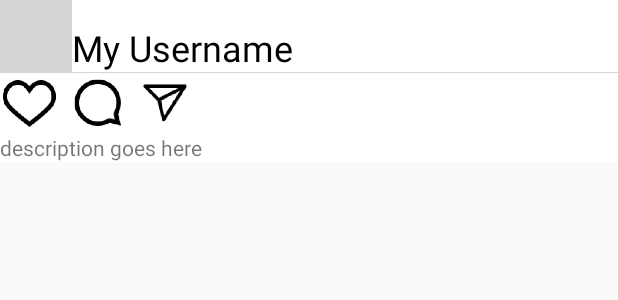
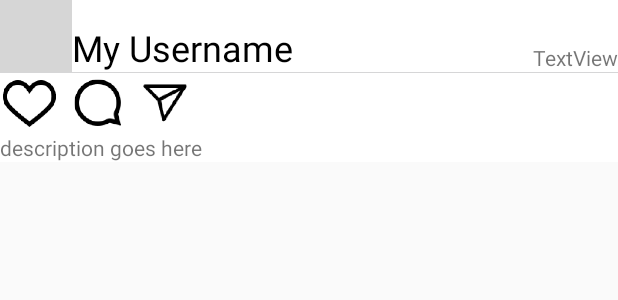
Before and after one commit to jkatkins/Parstagram, an Android app: the layout item_post.xml on its own in the app's theme, with its tools: preview values and no code run, on a phone screen of 412 x 824 dp. Shown: the top 300 px of the screen. Run offline under Robolectric (Android 15) with nearby library versions, the phone set to English and light mode, and no system bars; grey boxes are pictures that could not be loaded.

Commit message:
Visual fixes, added creation date to posts

```diff
--- a/app/src/main/java/com/example/parstagram/PostsAdapter.java
+++ b/app/src/main/java/com/example/parstagram/PostsAdapter.java
@@ -73,6 +73,7 @@ public class PostsAdapter extends RecyclerView.Adapter<PostsAdapter.ViewHolder>
         private ImageView ivImage;
         private TextView tvDescription;
         private ImageView ivProfilePicture;
+        private TextView tvCreatedDate;
         public Post currentPost;
 
         public ViewHolder(@NonNull View itemView) {
@@ -81,6 +82,7 @@ public class PostsAdapter extends RecyclerView.Adapter<PostsAdapter.ViewHolder>
             ivImage = itemView.findViewById(R.id.ivImage);
             tvDescription = itemView.findViewById(R.id.tvDescription);
             ivProfilePicture = itemView.findViewById(R.id.ivProfilePicture);
+            tvCreatedDate = itemView.findViewById(R.id.tvCreatedDate);
             itemView.setOnClickListener(new View.OnClickListener() {
                 @Override
                 public void onClick(View view) {
@@ -107,6 +109,7 @@ public class PostsAdapter extends RecyclerView.Adapter<PostsAdapter.ViewHolder>
             }
             String imageUrl = post.getUser().getParseFile("Picture").getUrl();
             Glide.with(context).load(imageUrl).into(ivProfilePicture);
+            tvCreatedDate.setText(post.getCreatedAt().toString());
         }
     }
 }
--- a/app/src/main/res/layout/item_post.xml
+++ b/app/src/main/res/layout/item_post.xml
@@ -87,5 +87,16 @@
         android:layout_height="48dp"
         android:layout_alignParentStart="true"
         android:layout_alignParentTop="true"
+        android:scaleType="centerCrop"
         tools:srcCompat="@tools:sample/avatars" />
+
+    <TextView
+        android:id="@+id/tvCreatedDate"
+        android:layout_width="wrap_content"
+        android:layout_height="wrap_content"
+        android:layout_above="@+id/ivImage"
+        android:layout_alignParentEnd="true"
+        android:layout_marginEnd="0dp"
+        android:layout_marginBottom="0dp"
+        android:text="TextView" />
 </RelativeLayout>
```
Also changed, not shown: app/src/main/res/layout/fragment_profile_top.xml (+0 -20 lines).
